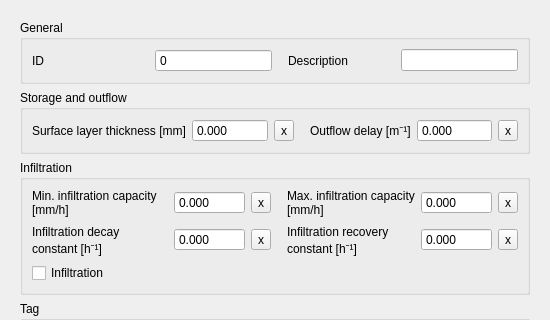
Qt form threedi_schematisation_editor/forms/ui/surface_parameters.ui (nens/threedi-schematisation-editor) before a commit; both pictures show x 0 to 550 and y 0 to 320 of the 550 by 550 pixel window.
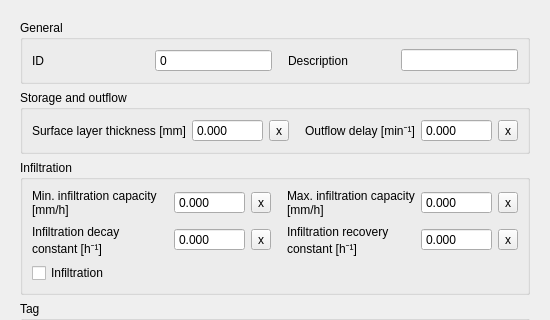
The same form after that commit.

```diff
--- a/threedi_schematisation_editor/forms/ui/surface_parameters.ui
+++ b/threedi_schematisation_editor/forms/ui/surface_parameters.ui
@@ -120,7 +120,7 @@
           <item row="0" column="3">
            <widget class="QLabel" name="label_2">
             <property name="text">
-             <string>Outflow delay [m⁻¹]</string>
+             <string>Outflow delay [min⁻¹]</string>
             </property>
             <property name="indent">
              <number>10</number>
```
